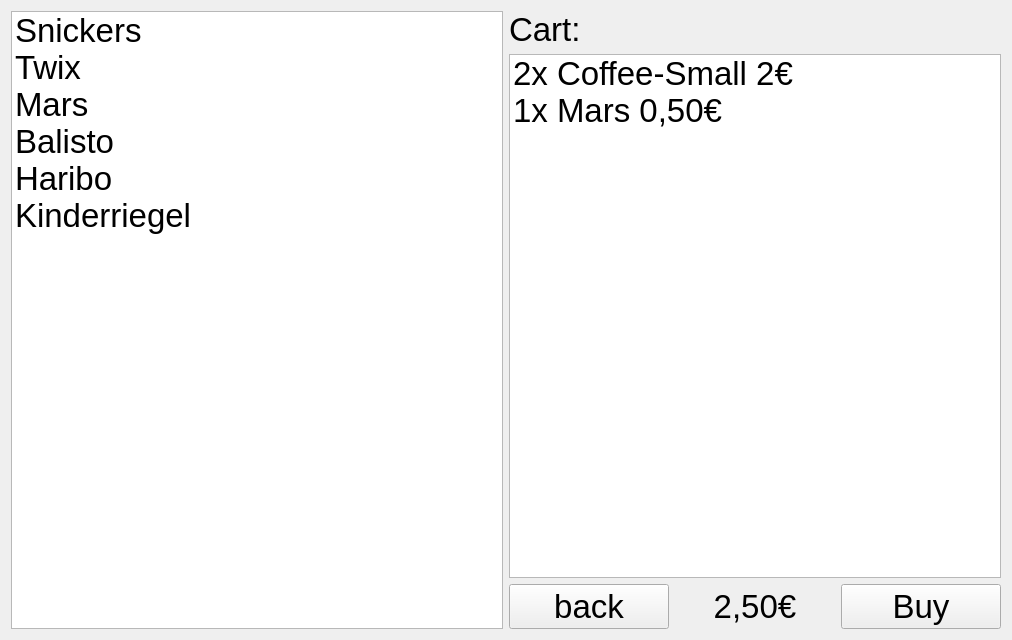
Qt form TallyOnRaspberry/buywidget.ui (Deltachi/Tally_Teamproject) before a commit.
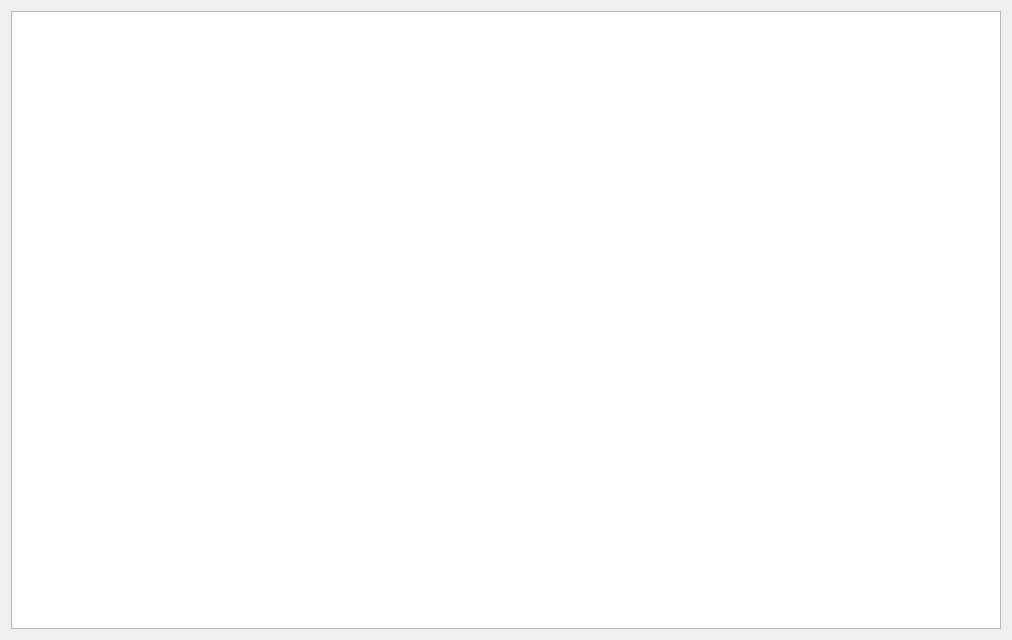
The same form after that commit. Icons and pictures are not drawn.

Commit message: Added global shopping cart. You can now switch between all menues without using "logout" button. Also the database was updated.

Patch:
```diff
--- a/TallyOnRaspberry/buywidget.ui
+++ b/TallyOnRaspberry/buywidget.ui
@@ -29,158 +29,10 @@
          <height>200</height>
         </size>
        </property>
-       <item>
-        <property name="text">
-         <string>Snickers</string>
-        </property>
-        <property name="font">
-         <font>
-          <pointsize>25</pointsize>
-         </font>
-        </property>
-        <property name="icon">
-         <iconset>
-          <normaloff>40074-Snickers-Schokoriegel.jpg</normaloff>40074-Snickers-Schokoriegel.jpg</iconset>
-        </property>
-       </item>
-       <item>
-        <property name="text">
-         <string>Twix</string>
-        </property>
-        <property name="icon">
-         <iconset>
-          <normaloff>Natalie.jpg</normaloff>Natalie.jpg</iconset>
-        </property>
-       </item>
-       <item>
-        <property name="text">
-         <string>Mars</string>
-        </property>
-        <property name="icon">
-         <iconset>
-          <normaloff>40073-Mars-Schokoriegel-Riegel.jpg</normaloff>40073-Mars-Schokoriegel-Riegel.jpg</iconset>
-        </property>
-       </item>
-       <item>
-        <property name="text">
-         <string>Balisto</string>
-        </property>
-        <property name="icon">
-         <iconset>
-          <normaloff>Balisto_vier_Riegel.jpg</normaloff>Balisto_vier_Riegel.jpg</iconset>
-        </property>
-       </item>
-       <item>
-        <property name="text">
-         <string>Haribo</string>
-        </property>
-        <property name="icon">
-         <iconset>
-          <normaloff>haribo-goldbaeren-lose.jpg</normaloff>haribo-goldbaeren-lose.jpg</iconset>
-        </property>
-       </item>
-       <item>
-        <property name="text">
-         <string>Kinderriegel</string>
-        </property>
-        <property name="icon">
-         <iconset>
-          <normaloff>kinderriegel-hmm-lecker-wird-gerne-als-snack-zwischendurch-genommen-400x200-bild-3-1660723.jpg</normaloff>kinderriegel-hmm-lecker-wird-gerne-als-snack-zwischendurch-genommen-400x200-bild-3-1660723.jpg</iconset>
-        </property>
-       </item>
       </widget>
      </item>
      <item>
-      <layout class="QGridLayout" name="gridLayout_port">
-       <item row="2" column="0">
-        <layout class="QHBoxLayout" name="horizontalLayout_2">
-         <item>
-          <widget class="QPushButton" name="pushButton">
-           <property name="font">
-            <font>
-             <pointsize>25</pointsize>
-            </font>
-           </property>
-           <property name="text">
-            <string>back</string>
-           </property>
-          </widget>
-         </item>
-         <item>
-          <widget class="QLabel" name="label_3">
-           <property name="font">
-            <font>
-             <pointsize>25</pointsize>
-            </font>
-           </property>
-           <property name="text">
-            <string>2,50€</string>
-           </property>
-           <property name="alignment">
-            <set>Qt::AlignCenter</set>
-           </property>
-          </widget>
-         </item>
-         <item>
-          <widget class="QPushButton" name="pushButton_2">
-           <property name="font">
-            <font>
-             <pointsize>25</pointsize>
-            </font>
-           </property>
-           <property name="text">
-            <string>Buy</string>
-           </property>
-          </widget>
-         </item>
-        </layout>
-       </item>
-       <item row="0" column="0">
-        <widget class="QLabel" name="label">
-         <property name="font">
-          <font>
-           <pointsize>25</pointsize>
-          </font>
-         </property>
-         <property name="text">
-          <string>Cart:</string>
-         </property>
-        </widget>
-       </item>
-       <item row="1" column="0">
-        <widget class="QListWidget" name="listWidget_2">
-         <property name="font">
-          <font>
-           <pointsize>25</pointsize>
-          </font>
-         </property>
-         <item>
-          <property name="text">
-           <string>2x Coffee-Small 2€</string>
-          </property>
-          <property name="font">
-           <font>
-            <pointsize>25</pointsize>
-           </font>
-          </property>
-         </item>
-         <item>
-          <property name="text">
-           <string>1x Mars 0,50€</string>
-          </property>
-          <property name="font">
-           <font>
-            <pointsize>25</pointsize>
-           </font>
-          </property>
-          <property name="icon">
-           <iconset>
-            <normaloff>40073-Mars-Schokoriegel-Riegel.jpg</normaloff>40073-Mars-Schokoriegel-Riegel.jpg</iconset>
-          </property>
-         </item>
-        </widget>
-       </item>
-      </layout>
+      <layout class="QGridLayout" name="gridLayout_port"/>
      </item>
     </layout>
    </item>
```
The commit also changes 15 other files.
